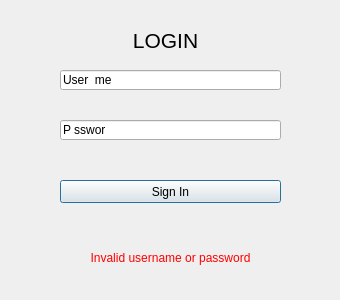
This is LoginDialog.ui in jordynmarlow/DatabaseSystems as Qt 5 draws it before an edit. The edited form follows.
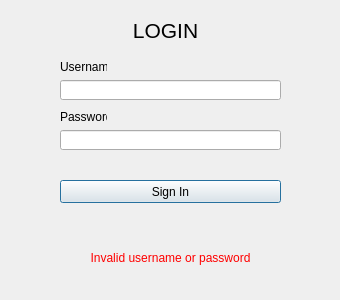
This is the edited form.

Diff of the .ui file:
```diff
--- a/LoginDialog.ui
+++ b/LoginDialog.ui
@@ -17,26 +17,38 @@
    <property name="geometry">
     <rect>
      <x>60</x>
-     <y>70</y>
+     <y>80</y>
      <width>221</width>
      <height>20</height>
     </rect>
    </property>
    <property name="inputMask">
-    <string>Username</string>
+    <string/>
+   </property>
+   <property name="text">
+    <string/>
    </property>
   </widget>
   <widget class="QLineEdit" name="password_le">
    <property name="geometry">
     <rect>
      <x>60</x>
-     <y>120</y>
+     <y>130</y>
      <width>221</width>
      <height>20</height>
     </rect>
    </property>
    <property name="inputMask">
-    <string>Password</string>
+    <string/>
+   </property>
+   <property name="text">
+    <string/>
+   </property>
+   <property name="maxLength">
+    <number>32767</number>
+   </property>
+   <property name="echoMode">
+    <enum>QLineEdit::Password</enum>
    </property>
   </widget>
   <widget class="QPushButton" name="sign_in_bt">
@@ -75,7 +87,7 @@
    <property name="geometry">
     <rect>
      <x>90</x>
-     <y>20</y>
+     <y>10</y>
      <width>151</width>
      <height>41</height>
     </rect>
@@ -95,6 +107,32 @@
     <set>Qt::AlignCenter</set>
    </property>
   </widget>
+  <widget class="QLabel" name="label_2">
+   <property name="geometry">
+    <rect>
+     <x>60</x>
+     <y>60</y>
+     <width>47</width>
+     <height>13</height>
+    </rect>
+   </property>
+   <property name="text">
+    <string>Username</string>
+   </property>
+  </widget>
+  <widget class="QLabel" name="label_3">
+   <property name="geometry">
+    <rect>
+     <x>60</x>
+     <y>110</y>
+     <width>47</width>
+     <height>13</height>
+    </rect>
+   </property>
+   <property name="text">
+    <string>Password</string>
+   </property>
+  </widget>
  </widget>
  <resources/>
  <connections/>
```
